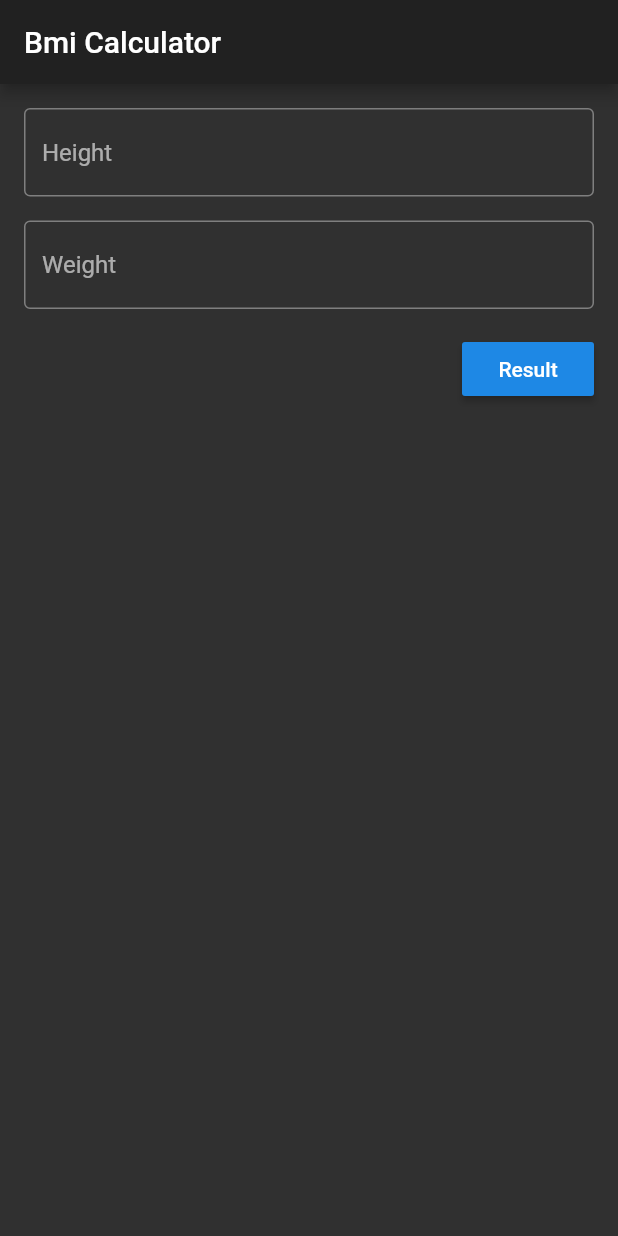
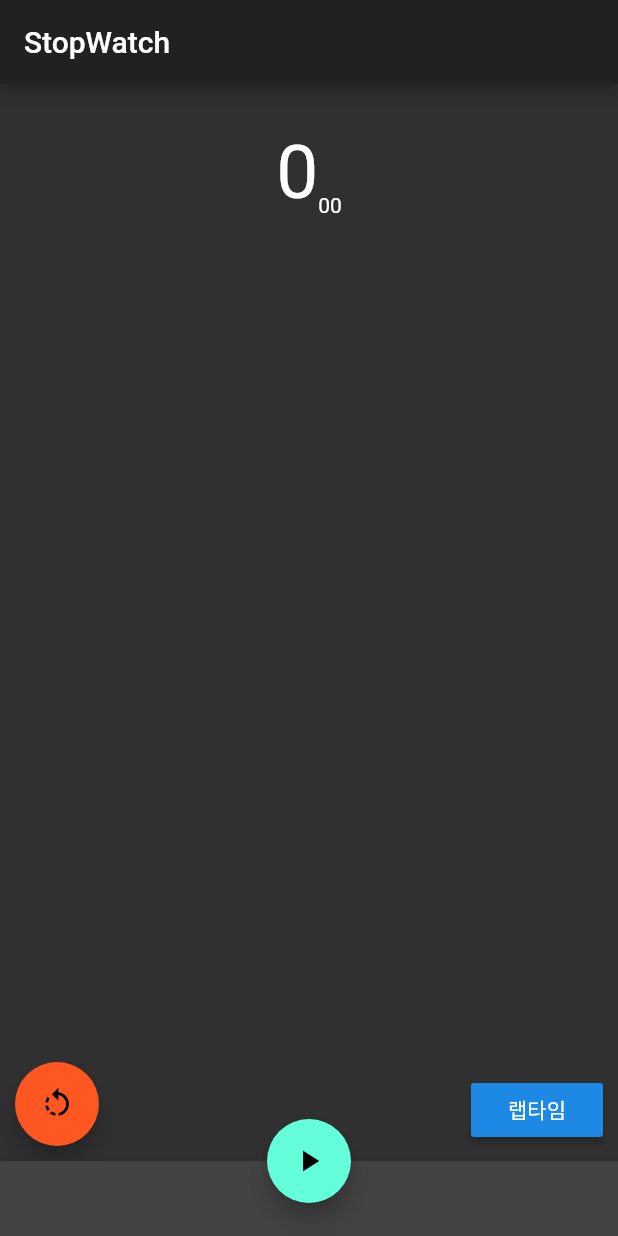
Before and after one commit to cckn/Learning-Flutter, a Flutter app: the screen it shows after launch, on a phone screen of 412 x 824 dp. Run offline on Flutter 3.47's test engine with Material 2 defaults, Android fonts, the phone set to English and light mode, and no system bars.

Commit message:
Make StopWatch

```diff
--- a/lib/main.dart
+++ b/lib/main.dart
@@ -8,167 +8,92 @@ class MyApp extends StatelessWidget {
   Widget build(BuildContext context) {
     // TODO: implement build
     return MaterialApp(
-        title: "Flutter Demo", theme: ThemeData.dark(), home: BmiMain());
+        title: "Flutter Demo", theme: ThemeData.dark(), home: StopWatchPage());
   }
 }
 
-class BmiMain extends StatefulWidget {
+class StopWatchPage extends StatefulWidget {
   @override
-  _BmiMainState createState() => _BmiMainState();
+  _StopWatchPageState createState() => _StopWatchPageState();
 }
 
-class _BmiMainState extends State<BmiMain> {
-  final _formKey = GlobalKey<FormState>();
-  final _heightController = TextEditingController();
-  final _weightController = TextEditingController();
+class _StopWatchPageState extends State<StopWatchPage> {
+  Widget _buildBody() {
+    return Center(
+      child: Padding(
+        padding: const EdgeInsets.only(top: 30),
+        child: Stack(
+          children: <Widget>[
+            Column(
+              children: <Widget>[
+                Row(
+                  // Show Time Field
+                  mainAxisAlignment: MainAxisAlignment.center,
+                  crossAxisAlignment: CrossAxisAlignment.end,
+                  children: <Widget>[
+                    Text(
+                      "0",
+                      style: TextStyle(fontSize: 50),
+                    ),
+                    Text("00")
+                  ],
+                ),
+                Container(
+                  // Show LabTime Field
+                  width: 100,
+                  height: 200,
+                  child: ListView(
+                    children: <Widget>[],
+                  ),
+                )
+              ],
+            ),
+            Positioned(
+              left: 10,
+              bottom: 10,
+              child: FloatingActionButton(
+                backgroundColor: Colors.deepOrange,
+                onPressed: () {},
+                child: Icon(Icons.rotate_left),
+              ),
+            ),
+            Positioned(
+              right: 10,
+              bottom: 10,
+              child: RaisedButton(
+                onPressed: () {},
+                child: Text("랩타임"),
+              ),
+            )
+          ],
+        ),
+      ),
+    );
+  }
 
-  @override
-  void dispose() {
-    _heightController.dispose();
-    _weightController.dispose();
-    super.dispose();
-  }
+  void _clickButton() {}
 
   @override
   Widget build(BuildContext context) {
     return Scaffold(
       appBar: AppBar(
-        title: Text("Bmi Calculator"),
+        title: Text("StopWatch"),
       ),
-      body: Container(
-        padding: const EdgeInsets.all(16),
-        child: Form(
-            key: _formKey,
-            child: Column(
-              children: <Widget>[
-                TextFormField(
-                  decoration: InputDecoration(
-                    border: OutlineInputBorder(),
-                    hintText: "Height",
-                  ),
-                  controller: _heightController,
-                  validator: (value) {
-                    value = value.trim();
-                    if (value.isEmpty) {
-                      return "Type Your Height";
-                    } else if (num.tryParse(value) == null) {
-                      return "Type Number";
-                    }
-                    return null;
-                  },
-                  keyboardType: TextInputType.number,
-                ),
-                SizedBox(
-                  height: 16,
-                ),
-                TextFormField(
-                  decoration: InputDecoration(
-                    border: OutlineInputBorder(),
-                    hintText: "Weight",
-                  ),
-                  controller: _weightController,
-                  validator: (value) {
-                    value = value.trim();
-                    if (value.isEmpty) {
-                      return "Type Your Weight";
-                    } else if (num.tryParse(value) == null) {
-                      return "Type Number";
-                    }
-                    return null;
-                  },
-                  keyboardType: TextInputType.number,
-                ),
-                Container(
-                  margin: const EdgeInsets.only(top: 16),
-                  alignment: Alignment.centerRight,
-                  child: RaisedButton(
-                    onPressed: () {
-                      if (_formKey.currentState.validate()) {
-                        Navigator.push(
-                            context,
-                            MaterialPageRoute(
-                                builder: (context) => BmiResult(
-                                    double.parse(_heightController.text.trim()),
-                                    double.parse(
-                                        _weightController.text.trim()))));
-                      }
-                    },
-                    child: Text("Result"),
-                  ),
-                )
-              ],
-            )),
+      body: _buildBody(),
+      bottomNavigationBar: BottomAppBar(
+        child: Container(
+          height: 50,
+        ),
       ),
+      floatingActionButton: FloatingActionButton(
+        onPressed: () {
+          setState(() {
+            _clickButton();
+          });
+        },
+        child: Icon(Icons.play_arrow),
+      ),
+      floatingActionButtonLocation: FloatingActionButtonLocation.centerDocked,
     );
   }
 }
-
-class BmiResult extends StatelessWidget {
-  final double height;
-  final double weight;
-
-  BmiResult(this.height, this.weight);
-
-  @override
-  Widget build(BuildContext context) {
-    String _calcBmi(double bmi) {
-      String result = "저체중";
-      if (bmi >= 35) {
-        result = "고도 비만";
-      } else if (bmi >= 30) {
-        result = "2단계 비만";
-      } else if (bmi >= 25) {
-        result = "1단계 비만";
-      } else if (bmi >= 23) {
-        result = "과체중";
-      } else if (bmi >= 18.5) {
-        result = "정상";
-      }
-      return result;
-    }
-
-    Widget _buildIcon(double bmi) {
-      if (bmi >= 23) {
-        return Icon(
-          Icons.sentiment_very_dissatisfied,
-          color: Colors.red,
-          size: 100,
-        );
-      } else if (bmi >= 18.5) {
-        return Icon(
-          Icons.sentiment_satisfied,
-          color: Colors.green,
-          size: 100,
-        );
-      } else {
-        return Icon(
-          Icons.sentiment_dissatisfied,
-          color: Colors.orange,
-          size: 100,
-        );
-      }
-    }
-
-    final bmi = weight / (pow(height / 100, 2));
-    print("bmi : $bmi");
-    return Scaffold(
-      appBar: AppBar(
-        title: Text("비만도 계산기"),
-      ),
-      body: Center(
-        child: Column(
-            mainAxisAlignment: MainAxisAlignment.center,
-            children: <Widget>[
-              Text(
-                _calcBmi(bmi),
-                style: TextStyle(fontSize: 36),
-              ),
-              SizedBox(
-                height: 16,
-              ),
-              _buildIcon(bmi),
-            ]),
-      ),
-    );
-  }
-}
```
